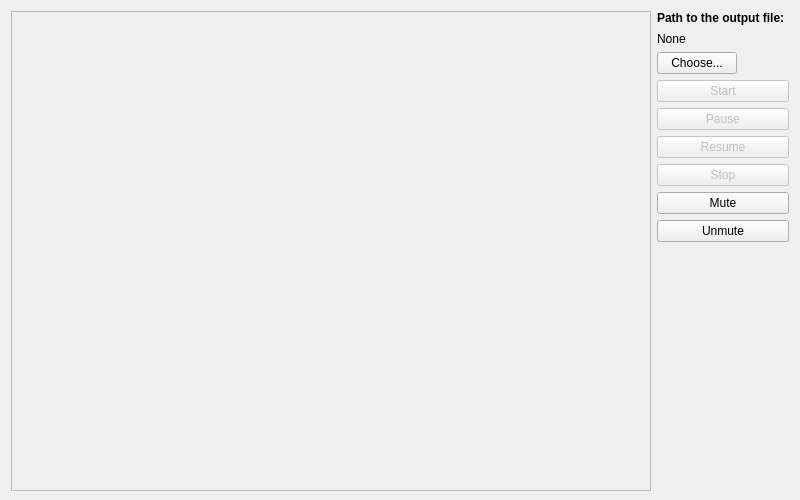
Above: examples/CameraExample/mainwindow.ui from kibsoft/QtMEL before the change. Below: the same form after it.
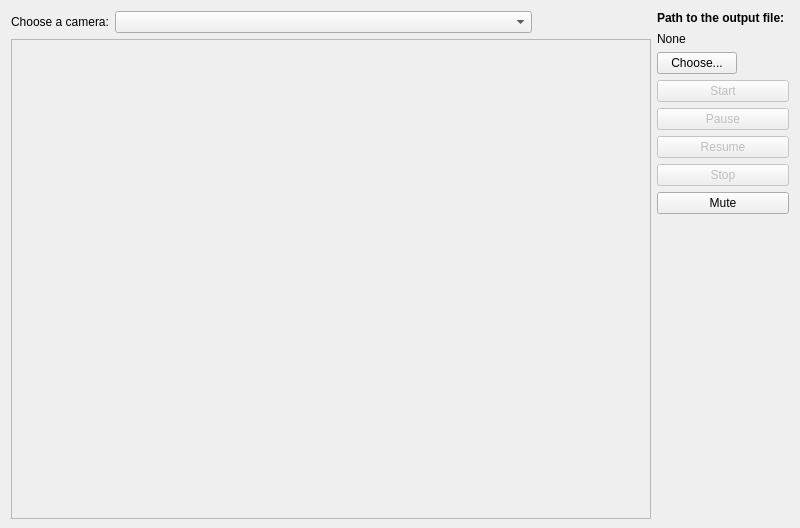
That is the form after the change.

```diff
--- a/examples/CameraExample/mainwindow.ui
+++ b/examples/CameraExample/mainwindow.ui
@@ -7,9 +7,15 @@
     <x>0</x>
     <y>0</y>
     <width>800</width>
-    <height>500</height>
+    <height>528</height>
    </rect>
   </property>
+  <property name="sizePolicy">
+   <sizepolicy hsizetype="Preferred" vsizetype="Preferred">
+    <horstretch>0</horstretch>
+    <verstretch>0</verstretch>
+   </sizepolicy>
+  </property>
   <property name="minimumSize">
    <size>
     <width>800</width>
@@ -18,15 +24,44 @@
   </property>
   <property name="maximumSize">
    <size>
-    <width>800</width>
-    <height>500</height>
+    <width>16777215</width>
+    <height>16777215</height>
    </size>
   </property>
   <property name="windowTitle">
    <string>MainWindow</string>
   </property>
   <widget class="QWidget" name="centralWidget">
-   <layout class="QHBoxLayout" name="horizontalLayout_2">
+   <layout class="QHBoxLayout" name="horizontalLayout_3" stretch="3,1">
+    <item>
+     <layout class="QVBoxLayout" name="verticalLayout_4">
+      <item>
+       <layout class="QHBoxLayout" name="horizontalLayout_2" stretch="1,7,2">
+        <item>
+         <widget class="QLabel" name="label_2">
+          <property name="text">
+           <string>Choose a camera:</string>
+          </property>
+         </widget>
+        </item>
+        <item>
+         <widget class="QComboBox" name="cbDevices"/>
+        </item>
+        <item>
+         <spacer name="horizontalSpacer_2">
+          <property name="orientation">
+           <enum>Qt::Horizontal</enum>
+          </property>
+          <property name="sizeHint" stdset="0">
+           <size>
+            <width>40</width>
+            <height>20</height>
+           </size>
+          </property>
+         </spacer>
+        </item>
+       </layout>
+      </item>
     <item>
      <widget class="QLabel" name="frameLabel">
       <property name="minimumSize">
@@ -37,8 +72,8 @@
       </property>
       <property name="maximumSize">
        <size>
-        <width>640</width>
-        <height>480</height>
+          <width>16777215</width>
+          <height>16777215</height>
        </size>
       </property>
       <property name="styleSheet">
@@ -52,6 +87,8 @@
       </property>
      </widget>
     </item>
+     </layout>
+    </item>
     <item>
      <layout class="QVBoxLayout" name="verticalLayout_3">
       <item>
@@ -165,13 +202,6 @@
         </property>
        </widget>
       </item>
-      <item>
-       <widget class="QPushButton" name="unmuteButton">
-        <property name="text">
-         <string>Unmute</string>
-        </property>
-       </widget>
-      </item>
       <item>
        <spacer name="verticalSpacer">
         <property name="orientation">
```
Left out of the diff: 4 changed lines with no effect on the pictures. Lines whose indentation alone changed are shown as unchanged.
